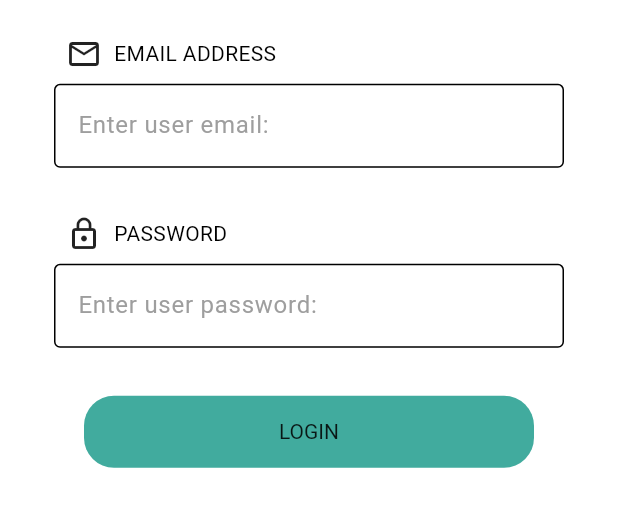
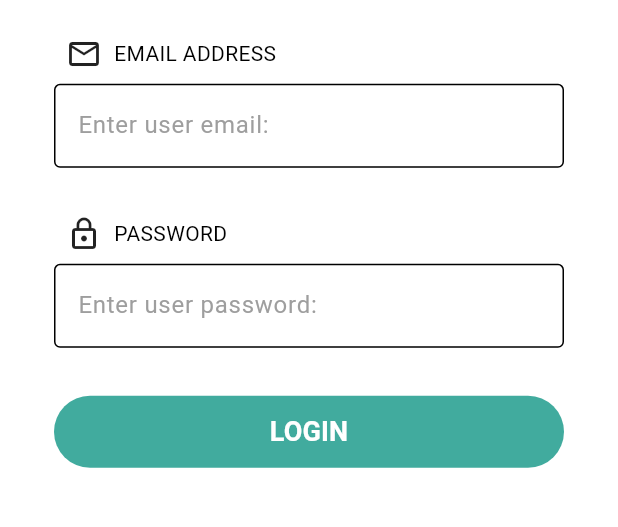
Before and after one commit to taras-git/expatrio_test, a Flutter app: the screen it shows after launch, on a phone screen of 412 x 824 dp, the part 120-647 px from its top. Run offline on Flutter 3.47's test engine with Material 3 defaults, Android fonts, the phone set to English and light mode, and no system bars.

Commit message:
add style to Login Button

```diff
--- a/lib/screens/home_screen.dart
+++ b/lib/screens/home_screen.dart
@@ -69,10 +69,21 @@ class HomeScreen extends StatelessWidget {
                   ),
                 ),
                 const SizedBox(height: 24),
-                FilledButton(
-                  style: buttonStyle,
-                  onPressed: () {},
-                  child: Text('LOGIN'),
+                SizedBox(
+                  width: double.infinity,
+                  height: 48,
+                  child: FilledButton(
+                    style: buttonStyle,
+                    onPressed: () {},
+                    child: const Text(
+                      'LOGIN',
+                      style: TextStyle(
+                        fontSize: 18,
+                        color: Colors.white,
+                        fontWeight: FontWeight.w600,
+                      ),
+                    ),
+                  ),
                 )
               ],
             ),
@@ -84,13 +95,11 @@ class HomeScreen extends StatelessWidget {
 }
 
 final ButtonStyle buttonStyle = FilledButton.styleFrom(
-  textStyle: TextStyle(color: Colors.white),
-  fixedSize: Size(300, 48),
   backgroundColor: expatrioThemeData.colorScheme.secondary,
   foregroundColor: Colors.black87,
-  minimumSize: Size(88, 36),
-  padding: EdgeInsets.symmetric(horizontal: 16),
+  minimumSize: const Size(88, 36),
+  padding: const EdgeInsets.symmetric(horizontal: 16),
   shape: const RoundedRectangleBorder(
-    borderRadius: BorderRadius.all(Radius.circular(20)),
+    borderRadius: BorderRadius.all(Radius.circular(28)),
   ),
 );
```
